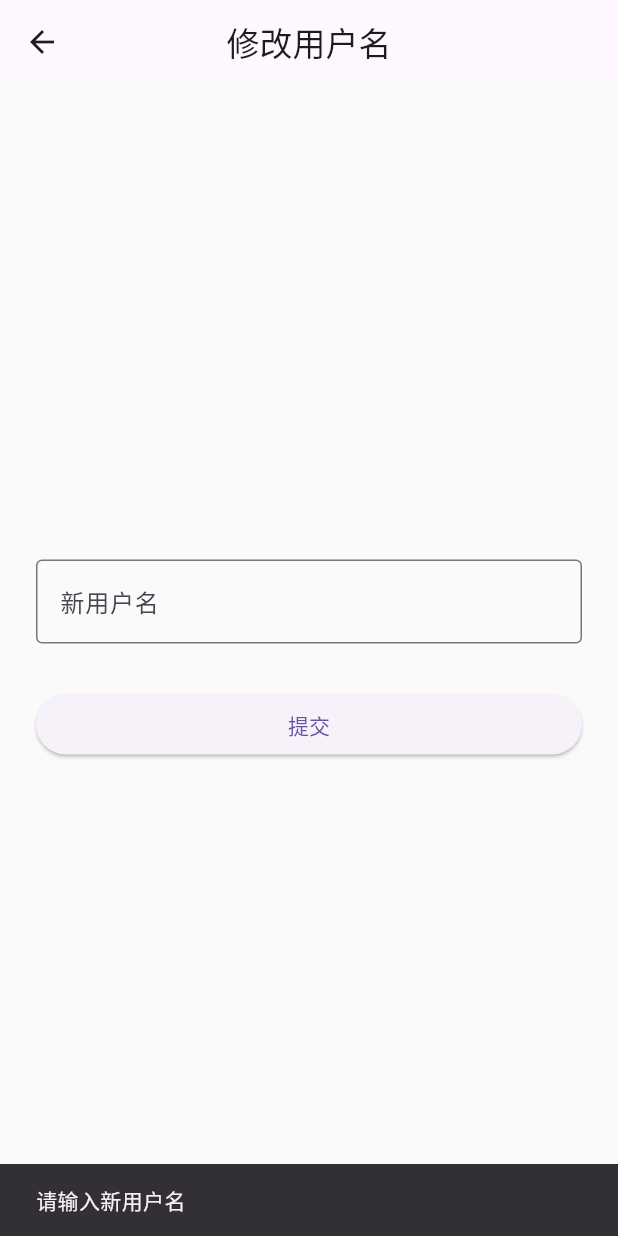
After one commit to kirarin126/kirarin_diary, a Flutter app: the ChangeUsernamePage screen opened directly, after a tap on "提交", on a phone screen of 412 x 824 dp. The commit adds this screen. Run offline on Flutter 3.47's test engine with Material 3 defaults, Android fonts, the phone set to English and light mode, and no system bars; our stand-ins replace dio, logger, shared_preferences, table_calendar; accounts and stored records are empty.

Commit message:
feature:接口联调;

```diff
--- /dev/null
+++ b/lib/pages/change_username_page.dart
@@ -0,0 +1,75 @@
+import 'package:flutter/material.dart';
+import '../utils/api.dart';
+import 'package:shared_preferences/shared_preferences.dart';
+
+class ChangeUsernamePage extends StatefulWidget {
+  const ChangeUsernamePage({super.key});
+
+  @override
+  State<ChangeUsernamePage> createState() => _ChangeUsernamePageState();
+}
+
+class _ChangeUsernamePageState extends State<ChangeUsernamePage> {
+  final TextEditingController usernameController = TextEditingController();
+  bool _isLoading = false;
+
+  Future<void> _submit() async {
+    final newUsername = usernameController.text.trim();
+    if (newUsername.isEmpty) {
+      ScaffoldMessenger.of(context).showSnackBar(const SnackBar(content: Text('请输入新用户名')));
+      return;
+    }
+    setState(() { _isLoading = true; });
+    try {
+      final resp = await ApiService.updateUsername(newUsername: newUsername);
+      print('Response status: \\${resp.statusCode}');
+      print('Response body: \\${resp.body}');
+      if (resp.statusCode == 200) {
+
+      //  更新本地存储的用户名
+        final prefs = await SharedPreferences.getInstance();
+        await prefs.setString('username', newUsername);
+        if (!mounted) return;
+
+      } else {
+        ScaffoldMessenger.of(context).showSnackBar(SnackBar(content: Text('修改失败: \\${resp.body}')));
+      }
+    } catch (e) {
+      ScaffoldMessenger.of(context).showSnackBar(SnackBar(content: Text('异常: \\${e.toString()}')));
+    } finally {
+      if (mounted) setState(() { _isLoading = false; });
+    }
+  }
+
+  @override
+  Widget build(BuildContext context) {
+    return Scaffold(
+      appBar: AppBar(title: const Text('修改用户名'), centerTitle: true),
+      body: Padding(
+        padding: const EdgeInsets.all(24.0),
+        child: Column(
+          mainAxisAlignment: MainAxisAlignment.center,
+          children: [
+            TextField(
+              controller: usernameController,
+              decoration: const InputDecoration(
+                labelText: '新用户名',
+                border: OutlineInputBorder(),
+              ),
+            ),
+            const SizedBox(height: 30),
+            SizedBox(
+              width: double.infinity,
+              child: ElevatedButton(
+                onPressed: _isLoading ? null : _submit,
+                child: _isLoading
+                    ? const SizedBox(width: 20, height: 20, child: CircularProgressIndicator(strokeWidth: 2))
+                    : const Text('提交'),
+              ),
+            ),
+          ],
+        ),
+      ),
+    );
+  }
+}
--- a/pubspec.yaml
+++ b/pubspec.yaml
@@ -30,9 +30,12 @@ environment:
 dependencies:
   cupertino_icons: ^1.0.8
   dio: ^5.9.0
+  logger: ^2.0.2+1
   flutter:
     sdk: flutter
+
   intl: ^0.20.2
+
   table_calendar: ^3.2.0
   flutter_localizations:
     sdk: flutter
```
Also changed, not shown: lib/pages/account_profile_page.dart (added, +152 -0 lines), lib/pages/login_page.dart (+30 -35 lines), lib/pages/register_page.dart (+3 -9 lines), lib/pages/reset_password_page.dart (+29 -31 lines), lib/pages/system/setting.dart (+23 -6 lines), lib/utils/api.dart (+15 -4 lines), lib/utils/request.dart (+81 -91 lines), pubspec.lock.
